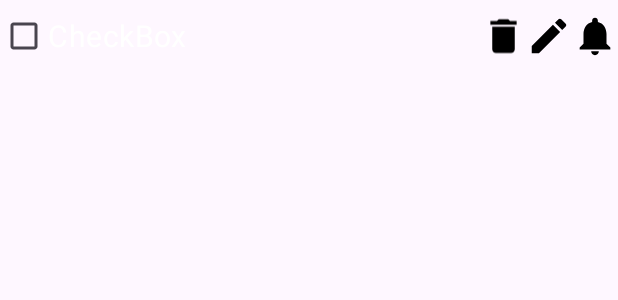
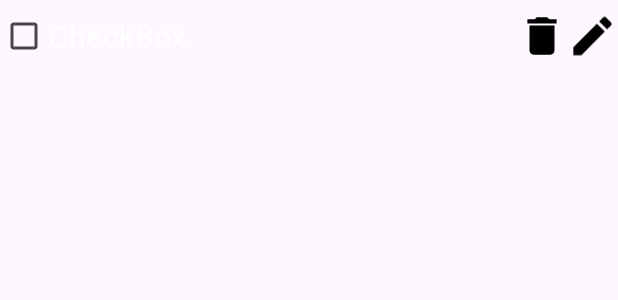
Before and after one commit to chanukananayakkara/ToDo_App, an Android app: the layout view_item.xml on its own in the app's theme, with its tools: preview values and no code run, on a phone screen of 412 x 824 dp. Shown: the top 300 px of the screen. Run offline under Robolectric (Android 15) with nearby library versions, the phone set to English and light mode, and no system bars.

```diff
--- a/app/src/main/java/com/example/test_project/viewHolders/ToDoViewHolder.kt
+++ b/app/src/main/java/com/example/test_project/viewHolders/ToDoViewHolder.kt
@@ -11,13 +11,13 @@ class ToDoViewHolder(view:View):RecyclerView.ViewHolder(view) {
     val cbTodo:CheckBox
     val ivDelete:ImageView
     val ivEdit:ImageView
-    val ivNotify:ImageView
+
 
     init {
         cbTodo = view.findViewById(R.id.cbTodo)
         ivDelete = view.findViewById(R.id.ivDelete)
         ivEdit = view.findViewById(R.id.ivEdit)
-        ivNotify= view.findViewById(R.id.ivNotify)
+
 
     }
 }
--- a/app/src/main/res/layout/view_item.xml
+++ b/app/src/main/res/layout/view_item.xml
@@ -29,10 +29,4 @@
         android:layout_weight="1"
         app:srcCompat="@drawable/baseline_edit_24" />
 
-    <ImageView
-        android:id="@+id/ivNotify"
-        android:layout_width="wrap_content"
-        android:layout_height="match_parent"
-        android:layout_weight="1"
-        app:srcCompat="@drawable/baseline_notifications_24" />
 </LinearLayout>
```
